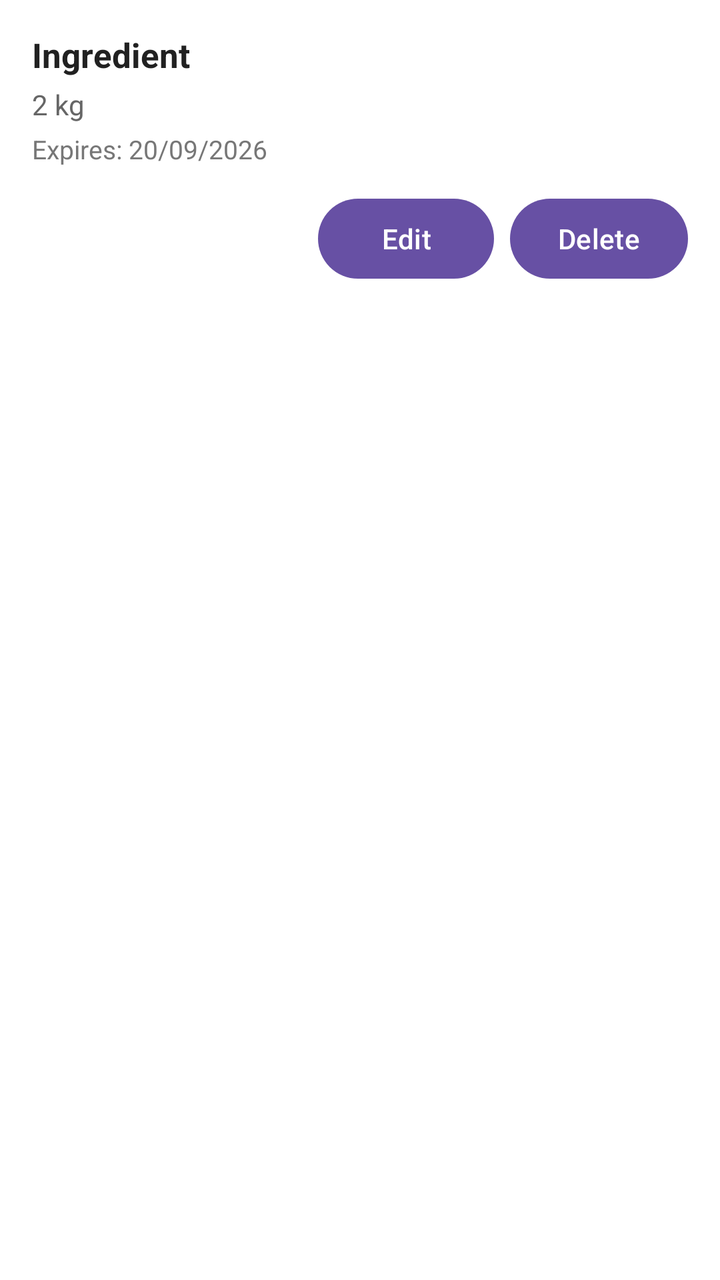
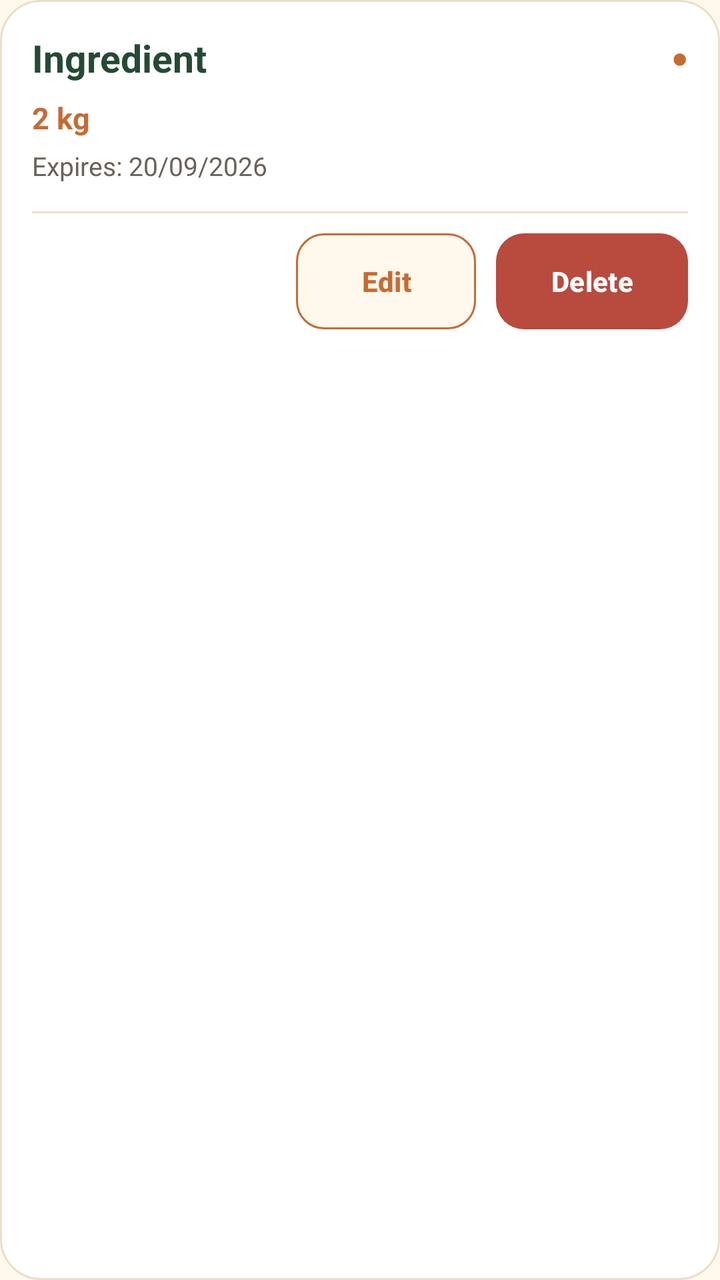

Before-and-after screenshots of an Android layout around one commit, followed by the original layout XML and the change that was made.
<!-- AndroidManifest.xml: application theme Theme.SmartPantryManager -->
<!-- res/layout/item_pantry.xml -->
<?xml version="1.0" encoding="utf-8"?>
<LinearLayout xmlns:android="http://schemas.android.com/apk/res/android"
    android:layout_width="match_parent"
    android:layout_height="wrap_content"
    android:orientation="vertical"
    android:padding="16dp"
    android:layout_marginBottom="8dp"
    android:background="#FFFFFF">

    <TextView
        android:id="@+id/tvItemName"
        android:layout_width="match_parent"
        android:layout_height="wrap_content"
        android:text="Ingredient"
        android:textSize="17sp"
        android:textStyle="bold"
        android:textColor="#212121" />

    <TextView
        android:id="@+id/tvItemQuantity"
        android:layout_width="match_parent"
        android:layout_height="wrap_content"
        android:text="2 kg"
        android:textSize="14sp"
        android:textColor="#666666"
        android:layout_marginTop="4dp" />

    <TextView
        android:id="@+id/tvItemExpiry"
        android:layout_width="match_parent"
        android:layout_height="wrap_content"
        android:text="Expires: 20/09/2026"
        android:textSize="13sp"
        android:textColor="#777777"
        android:layout_marginTop="4dp" />

    <LinearLayout
        android:layout_width="match_parent"
        android:layout_height="wrap_content"
        android:orientation="horizontal"
        android:gravity="end"
        android:layout_marginTop="12dp">

        <Button
            android:id="@+id/btnEditItem"
            android:layout_width="wrap_content"
            android:layout_height="wrap_content"
            android:text="Edit"
            android:textAllCaps="false" />

        <Button
            android:id="@+id/btnDeleteItem"
            android:layout_width="wrap_content"
            android:layout_height="wrap_content"
            android:text="Delete"
            android:textAllCaps="false"
            android:layout_marginStart="8dp" />

    </LinearLayout>

</LinearLayout>
<!-- resources referenced by this layout -->
<resources>
  <style name="Theme.SmartPantryManager" parent="Base.Theme.SmartPantryManager" />
  <style name="Base.Theme.SmartPantryManager" parent="Theme.Material3.DayNight.NoActionBar">
          
          
      </style>
</resources>

<!-- the commit's change to res/layout/item_pantry.xml (unified diff, before → after) -->
@@ -2,59 +2,103 @@
 <LinearLayout xmlns:android="http://schemas.android.com/apk/res/android"
     android:layout_width="match_parent"
     android:layout_height="wrap_content"
-    android:orientation="vertical"
-    android:padding="16dp"
-    android:layout_marginBottom="8dp"
-    android:background="#FFFFFF">
+    android:layout_marginBottom="12dp"
+    android:background="@drawable/bg_rounded_card"
+    android:orientation="vertical">
 
-    <TextView
-        android:id="@+id/tvItemName"
+    <LinearLayout
         android:layout_width="match_parent"
         android:layout_height="wrap_content"
-        android:text="Ingredient"
-        android:textSize="17sp"
-        android:textStyle="bold"
-        android:textColor="#212121" />
+        android:gravity="center_vertical"
+        android:orientation="horizontal">
+
+        <TextView
+            android:id="@+id/tvItemName"
+            android:layout_width="0dp"
+            android:layout_height="wrap_content"
+            android:layout_weight="1"
+            android:text="Ingredient"
+            android:textColor="@color/dark_green"
+            android:textSize="19sp"
+            android:textStyle="bold" />
+
+        <TextView
+            android:layout_width="wrap_content"
+            android:layout_height="wrap_content"
+            android:text="●"
+            android:textColor="@color/burnt_orange"
+            android:textSize="14sp" />
+
+    </LinearLayout>
 
     <TextView
         android:id="@+id/tvItemQuantity"
         android:layout_width="match_parent"
         android:layout_height="wrap_content"
+        android:layout_marginTop="7dp"
         android:text="2 kg"
-        android:textSize="14sp"
-        android:textColor="#666666"
-        android:layout_marginTop="4dp" />
+        android:textColor="@color/burnt_orange"
+        android:textSize="15sp"
+        android:textStyle="bold" />
 
     <TextView
         android:id="@+id/tvItemExpiry"
         android:layout_width="match_parent"
         android:layout_height="wrap_content"
+        android:layout_marginTop="5dp"
         android:text="Expires: 20/09/2026"
-        android:textSize="13sp"
-        android:textColor="#777777"
-        android:layout_marginTop="4dp" />
+        android:textColor="@color/text_secondary"
+        android:textSize="13sp" />
+
+    <View
+        android:layout_width="match_parent"
+        android:layout_height="1dp"
+        android:layout_marginTop="14dp"
+        android:layout_marginBottom="10dp"
+        android:background="@color/border_cream" />
 
     <LinearLayout
         android:layout_width="match_parent"
         android:layout_height="wrap_content"
-        android:orientation="horizontal"
-        android:gravity="end"
-        android:layout_marginTop="12dp">
+        android:gravity="end|center_vertical"
+        android:orientation="horizontal">
 
-        <Button
+        <com.google.android.material.button.MaterialButton
             android:id="@+id/btnEditItem"
-            android:layout_width="wrap_content"
-            android:layout_height="wrap_content"
+            android:layout_width="90dp"
+            android:layout_height="48dp"
+            android:insetTop="0dp"
+            android:insetBottom="0dp"
+            android:minHeight="0dp"
+            android:minWidth="0dp"
             android:text="Edit"
-            android:textAllCaps="false" />
+            android:textAllCaps="false"
+            android:textColor="@color/burnt_orange"
+            android:textSize="14sp"
+            android:textStyle="bold"
+            app:backgroundTint="@color/cream_background"
+            app:cornerRadius="14dp"
+            app:strokeColor="@color/burnt_orange"
+            app:strokeWidth="1dp"
+            xmlns:app="http://schemas.android.com/apk/res-auto" />
 
-        <Button
+        <com.google.android.material.button.MaterialButton
             android:id="@+id/btnDeleteItem"
-            android:layout_width="wrap_content"
-            android:layout_height="wrap_content"
+            android:layout_width="96dp"
+            android:layout_height="48dp"
+            android:layout_marginStart="10dp"
+            android:insetTop="0dp"
+            android:insetBottom="0dp"
+            android:minHeight="0dp"
+            android:minWidth="0dp"
             android:text="Delete"
             android:textAllCaps="false"
-            android:layout_marginStart="8dp" />
+            android:textColor="@color/white"
+            android:textSize="14sp"
+            android:textStyle="bold"
+            app:backgroundTint="@color/delete_red"
+            app:cornerRadius="14dp"
+            xmlns:app="http://schemas.android.com/apk/res-auto" />
 
     </LinearLayout>
 
<!-- resource entries referenced after the edit -->
@@ -1,9 +1,65 @@
 <!-- resources referenced by this layout -->
 <resources>
+  <color name="border_cream">#EADFCC</color>
+  <color name="burnt_orange">#C96A32</color>
+  <color name="cream_background">#FFF8ED</color>
+  <color name="dark_green">#244A35</color>
+  <color name="delete_red">#B94A3E</color>
+  <color name="text_secondary">#6B625A</color>
+  <color name="white">#FFFFFFFF</color>
+  <!-- drawable bg_rounded_card (drawable) -->
+  <?xml version="1.0" encoding="utf-8"?>
+  <shape xmlns:android="http://schemas.android.com/apk/res/android"
+      android:shape="rectangle">
+  
+      <solid android:color="@color/card_white" />
+  
+      <corners android:radius="20dp" />
+  
+      <stroke
+          android:width="1dp"
+          android:color="@color/border_cream" />
+  
+      <padding
+          android:left="16dp"
+          android:top="16dp"
+          android:right="16dp"
+          android:bottom="16dp" />
+  
+  </shape>
   <style name="Theme.SmartPantryManager" parent="Base.Theme.SmartPantryManager" />
+  <color name="card_white">#FFFFFFFF</color>
   <style name="Base.Theme.SmartPantryManager" parent="Theme.Material3.DayNight.NoActionBar">
+  
           
+          <item name="colorPrimary">@color/burnt_orange</item>
+          <item name="colorOnPrimary">@color/white</item>
+  
+          <item name="colorPrimaryContainer">@color/soft_orange</item>
+          <item name="colorOnPrimaryContainer">@color/dark_green</item>
+  
           
+          <item name="colorSecondary">@color/dark_green</item>
+          <item name="colorOnSecondary">@color/white</item>
+  
+          <item name="colorSecondaryContainer">@color/cream_light</item>
+          <item name="colorOnSecondaryContainer">@color/dark_green</item>
+  
+          
+          <item name="android:colorBackground">@color/cream_background</item>
+          <item name="colorSurface">@color/cream_background</item>
+          <item name="colorOnSurface">@color/text_primary</item>
+  
+          
+          <item name="android:navigationBarColor">@color/card_white</item>
+          <item name="android:statusBarColor">@color/cream_background</item>
+  
+          <item name="android:windowLightStatusBar">true</item>
+          <item name="android:windowLightNavigationBar">true</item>
+  
       </style>
+  <color name="soft_orange">#F3D4BE</color>
+  <color name="cream_light">#FFFCF6</color>
+  <color name="text_primary">#2D332E</color>
 </resources>
 
